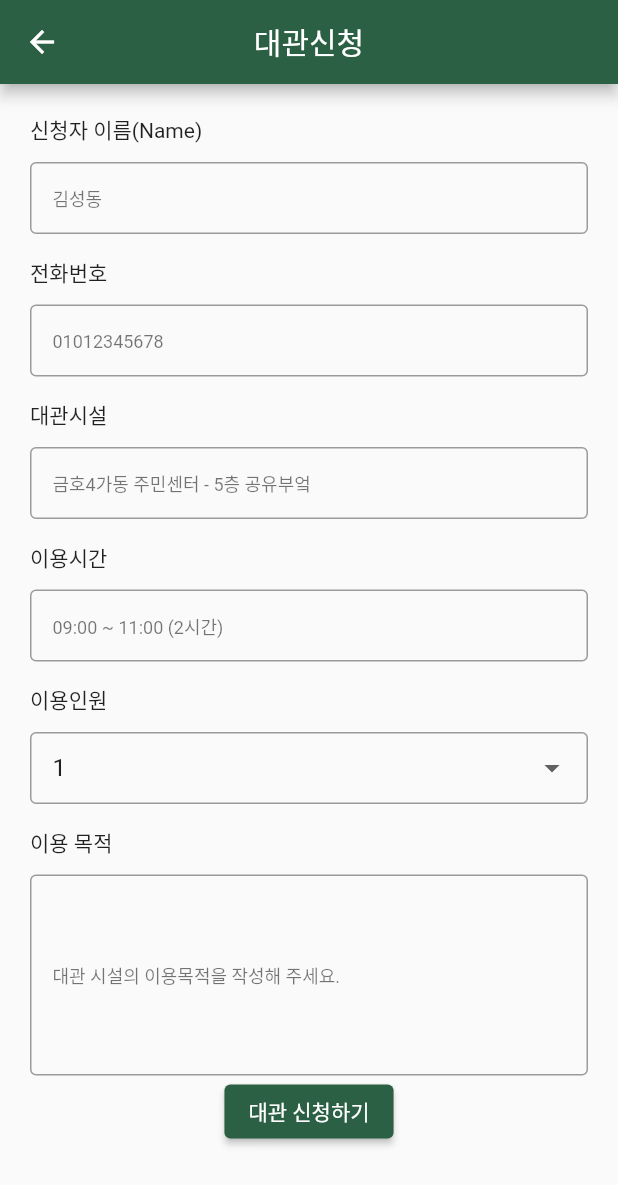
After one commit to hyundo0328/DongguBat, a Flutter app: the rentPage screen opened directly, on a phone screen of 412 x 824 dp. The commit adds this screen. Shown: the top 1185 px of the screen. Run offline on Flutter 3.47's test engine with Material 2 defaults, Android fonts, the light colour scheme and no system bars; our stand-ins replace carousel_slider, geolocator.

Commit message:
대관 신청 page

```diff
--- /dev/null
+++ b/lib/program/rent.dart
@@ -0,0 +1,306 @@
+import '../screens/program_rent.dart';
+import 'package:flutter/material.dart';
+import '../screens/main_page.dart';
+
+class rentPage extends StatefulWidget {
+  @override
+  _rentPageState createState() => _rentPageState();
+}
+
+class _rentPageState extends State<rentPage> {
+  final TextEditingController _nameController = TextEditingController();
+  final TextEditingController _PnumController = TextEditingController();
+  final TextEditingController _placeController = TextEditingController();
+  final TextEditingController _timeController = TextEditingController();
+  final TextEditingController _purposeController = TextEditingController();
+  int _selectedNumberOfPeople = 1;
+  void _handlerent() {
+    String name = _nameController.text;
+    String pnum = _PnumController.text;
+    String place = _placeController.text;
+    String time = _timeController.text;
+    String purpose = _purposeController.text;
+  }
+
+  @override
+  Widget build(BuildContext context) {
+    return Scaffold(
+      appBar: AppBar(
+        title: Text('대관신청'),
+        centerTitle: true,
+        backgroundColor: const Color.fromARGB(255, 44, 96, 68),
+      ),
+      body: SingleChildScrollView(
+        child: Center(
+          child: Padding(
+            padding: const EdgeInsets.all(20.0),
+            child: Column(
+              mainAxisAlignment: MainAxisAlignment.center,
+              children: [
+                Align(
+                  alignment: AlignmentDirectional(-1.00, 0.00),
+                  child: Padding(
+                    padding: EdgeInsetsDirectional.fromSTEB(0, 0, 0, 3),
+                    child: Text(
+                      '신청자 이름(Name)',
+                      textAlign: TextAlign.start,
+                    ),
+                  ),
+                ),
+                SizedBox(height: 8),
+                Center(
+                  child: Padding(
+                    padding: EdgeInsetsDirectional.fromSTEB(0, 0, 0, 0),
+                    child: TextFormField(
+                      controller: _nameController,
+                      decoration: InputDecoration(
+                        border: OutlineInputBorder(),
+                        contentPadding: EdgeInsets.fromLTRB(15, 5, 5, 15),
+                        focusedBorder: OutlineInputBorder(
+                          borderSide: BorderSide(
+                            color: Color.fromARGB(100, 0, 0, 0),
+                            width: 1,
+                          ),
+                        ),
+                        errorBorder: OutlineInputBorder(
+                          borderSide: BorderSide(
+                            color: Color.fromARGB(100, 255, 89, 99),
+                            width: 1,
+                          ),
+                        ),
+                        hintText: '김성동',
+                        hintStyle:
+                            TextStyle(fontSize: 12, color: Colors.black54),
+                      ),
+                      keyboardType: TextInputType.text,
+                    ),
+                  ),
+                ),
+                SizedBox(height: 15),
+                Align(
+                  alignment: AlignmentDirectional(-1.00, 0.00),
+                  child: Padding(
+                    padding: EdgeInsetsDirectional.fromSTEB(0, 0, 0, 3),
+                    child: Text(
+                      '전화번호',
+                      textAlign: TextAlign.start,
+                    ),
+                  ),
+                ),
+                SizedBox(height: 8),
+                Center(
+                  child: Padding(
+                    padding: EdgeInsetsDirectional.fromSTEB(0, 0, 0, 0),
+                    child: TextFormField(
+                      controller: _PnumController,
+                      decoration: InputDecoration(
+                        border: OutlineInputBorder(),
+                        contentPadding: EdgeInsets.fromLTRB(15, 5, 5, 15),
+                        focusedBorder: OutlineInputBorder(
+                          borderSide: BorderSide(
+                            color: Color.fromARGB(100, 0, 0, 0),
+                            width: 1,
+                          ),
+                        ),
+                        errorBorder: OutlineInputBorder(
+                          borderSide: BorderSide(
+                            color: Color.fromARGB(100, 255, 89, 99),
+                            width: 1,
+                          ),
+                        ),
+                        hintText: '01012345678',
+                        hintStyle:
+                            TextStyle(fontSize: 12, color: Colors.black54),
+                      ),
+                      keyboardType: TextInputType.text,
+                    ),
+                  ),
+                ),
+                SizedBox(height: 15),
+                Align(
+                  alignment: AlignmentDirectional(-1.00, 0.00),
+                  child: Padding(
+                    padding: EdgeInsetsDirectional.fromSTEB(0, 0, 0, 3),
+                    child: Text(
+                      '대관시설',
+                      textAlign: TextAlign.start,
+                    ),
+                  ),
+                ),
+                SizedBox(height: 8),
+                Center(
+                  child: Padding(
+                    padding: EdgeInsetsDirectional.fromSTEB(0, 0, 0, 0),
+                    child: TextFormField(
+                      controller: _placeController,
+                      decoration: InputDecoration(
+                        border: OutlineInputBorder(),
+                        contentPadding: EdgeInsets.fromLTRB(15, 5, 5, 15),
+                        focusedBorder: OutlineInputBorder(
+                          borderSide: BorderSide(
+                            color: Color.fromARGB(100, 0, 0, 0),
+                            width: 1,
+                          ),
+                        ),
+                        errorBorder: OutlineInputBorder(
+                          borderSide: BorderSide(
+                            color: Color.fromARGB(100, 255, 89, 99),
+                            width: 1,
+                          ),
+                        ),
+                        hintText: '금호4가동 주민센터 - 5층 공유부엌',
+                        hintStyle:
+                            TextStyle(fontSize: 12, color: Colors.black54),
+                      ),
+                      keyboardType: TextInputType.text,
+                    ),
+                  ),
+                ),
+                SizedBox(height: 15),
+                Align(
+                  alignment: AlignmentDirectional(-1.00, 0.00),
+                  child: Padding(
+                    padding: EdgeInsetsDirectional.fromSTEB(0, 0, 0, 3),
+                    child: Text(
+                      '이용시간',
+                      textAlign: TextAlign.start,
+                    ),
+                  ),
+                ),
+                SizedBox(height: 8),
+                Center(
+                  child: Padding(
+                    padding: EdgeInsetsDirectional.fromSTEB(0, 0, 0, 0),
+                    child: TextFormField(
+                      controller: _timeController,
+                      decoration: InputDecoration(
+                        border: OutlineInputBorder(),
+                        contentPadding: EdgeInsets.fromLTRB(15, 5, 5, 15),
+                        focusedBorder: OutlineInputBorder(
+                          borderSide: BorderSide(
+                            color: Color.fromARGB(100, 0, 0, 0),
+                            width: 1,
+                          ),
+                        ),
+                        errorBorder: OutlineInputBorder(
+                          borderSide: BorderSide(
+                            color: Color.fromARGB(100, 255, 89, 99),
+                            width: 1,
+                          ),
+                        ),
+                        hintText: '09:00 ~ 11:00 (2시간)',
+                        hintStyle:
+                            TextStyle(fontSize: 12, color: Colors.black54),
+                      ),
+                      keyboardType: TextInputType.text,
+                    ),
+                  ),
+                ),
+                SizedBox(height: 15),
+                Align(
+                  alignment: AlignmentDirectional(-1.00, 0.00),
+                  child: Padding(
+                    padding: EdgeInsetsDirectional.fromSTEB(0, 0, 0, 3),
+                    child: Text(
+                      '이용인원',
+                      textAlign: TextAlign.start,
+                    ),
+                  ),
+                ),
+                SizedBox(height: 8),
+                Center(
+                  child: Padding(
+                    padding: EdgeInsetsDirectional.fromSTEB(0, 0, 0, 0),
+                    child: DropdownButtonFormField<int>(
+                      value: _selectedNumberOfPeople,
+                      onChanged: (newValue) {
+                        setState(() {
+                          _selectedNumberOfPeople = newValue!;
+                        });
+                      },
+                      decoration: InputDecoration(
+                        border: OutlineInputBorder(),
+                        contentPadding: EdgeInsets.fromLTRB(15, 5, 5, 15),
+                        focusedBorder: OutlineInputBorder(
+                          borderSide: BorderSide(
+                            color: Color.fromARGB(100, 0, 0, 0),
+                            width: 1,
+                          ),
+                        ),
+                        errorBorder: OutlineInputBorder(
+                          borderSide: BorderSide(
+                            color: Color.fromARGB(100, 255, 89, 99),
+                            width: 1,
+                          ),
+                        ),
+                      ),
+                      items: List.generate(
+                        10,
+                        (index) => DropdownMenuItem<int>(
+                          value: index + 1,
+                          child: Text('${index + 1}'),
+                        ),
+                      ),
+                    ),
+                  ),
+                ),
+                SizedBox(height: 15),
+                Align(
+                  alignment: AlignmentDirectional(-1.00, 0.00),
+                  child: Padding(
+                    padding: EdgeInsetsDirectional.fromSTEB(0, 0, 0, 3),
+                    child: Text(
+                      '이용 목적',
+                      textAlign: TextAlign.start,
+                    ),
+                  ),
+                ),
+                SizedBox(height: 8),
+                Center(
+                  child: Padding(
+                    padding: EdgeInsetsDirectional.fromSTEB(0, 0, 0, 0),
+                    child: TextFormField(
+                      controller: _purposeController,
+                      decoration: InputDecoration(
+                        border: OutlineInputBorder(),
+                        contentPadding: EdgeInsets.fromLTRB(15, 100, 5, 15),
+                        focusedBorder: OutlineInputBorder(
+                          borderSide: BorderSide(
+                            color: Color.fromARGB(100, 0, 0, 0),
+                            width: 1,
+                          ),
+                        ),
+                        errorBorder: OutlineInputBorder(
+                          borderSide: BorderSide(
+                            color: Color.fromARGB(100, 255, 89, 99),
+                            width: 1,
+                          ),
+                        ),
+                        hintText: '대관 시설의 이용목적을 작성해 주세요.',
+                        hintStyle:
+                            TextStyle(fontSize: 12, color: Colors.black54),
+                      ),
+                      keyboardType: TextInputType.text,
+                    ),
+                  ),
+                ),
+                ElevatedButton(
+                  onPressed: () {
+                    Navigator.push(
+                      context,
+                      MaterialPageRoute(builder: (context) => ProgramApply()),
+                    );
+                  },
+                  style: ElevatedButton.styleFrom(
+                    primary: const Color.fromARGB(255, 44, 96, 68),
+                  ),
+                  child: Text('대관 신청하기'),
+                ), // Add more form fields similarly
+              ],
+            ),
+          ),
+        ),
+      ),
+    );
+  }
+}
--- a/lib/screens/program_rent.dart
+++ b/lib/screens/program_rent.dart
@@ -4,6 +4,7 @@ import '../widgets/widget_appbar.dart';
 import '../widgets/widget_bottombar.dart';
 import 'package:carousel_slider/carousel_slider.dart';
 import 'package:url_launcher/url_launcher.dart';
+import '../program/rent.dart';
 
 class ProgramApply extends StatefulWidget {
   @override
@@ -131,7 +132,7 @@ class _ProgramApplyState extends State<ProgramApply> {
                             children: [
                               Image.asset(
                                 'assets/${recommended[0]['location']}',
-                                fit: BoxFit.cover,
+                                fit: BoxFit.contain,
                                 height: 200,
                               ),
                               SizedBox(height: 20),
@@ -262,8 +263,13 @@ class _ProgramApplyState extends State<ProgramApply> {
                               ),
                               ElevatedButton(
                                 onPressed: () {
-                                  launch(
-                                      'https://sd1in.net/program/application-for-rental');
+                                  Navigator.push(
+                                    context,
+                                    MaterialPageRoute(
+                                        builder: (context) => rentPage()),
+                                  );
+                                  // launch(
+                                  //     'https://sd1in.net/program/application-for-rental');
                                 },
                                 style: ElevatedButton.styleFrom(
                                   primary: Colors.white,
```
